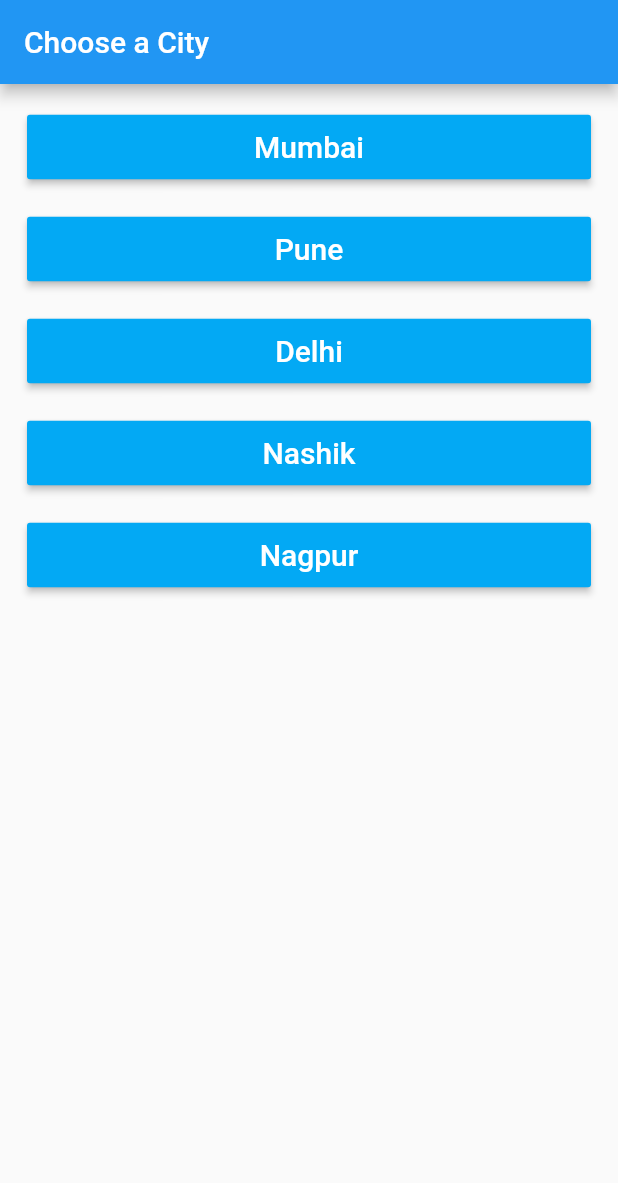
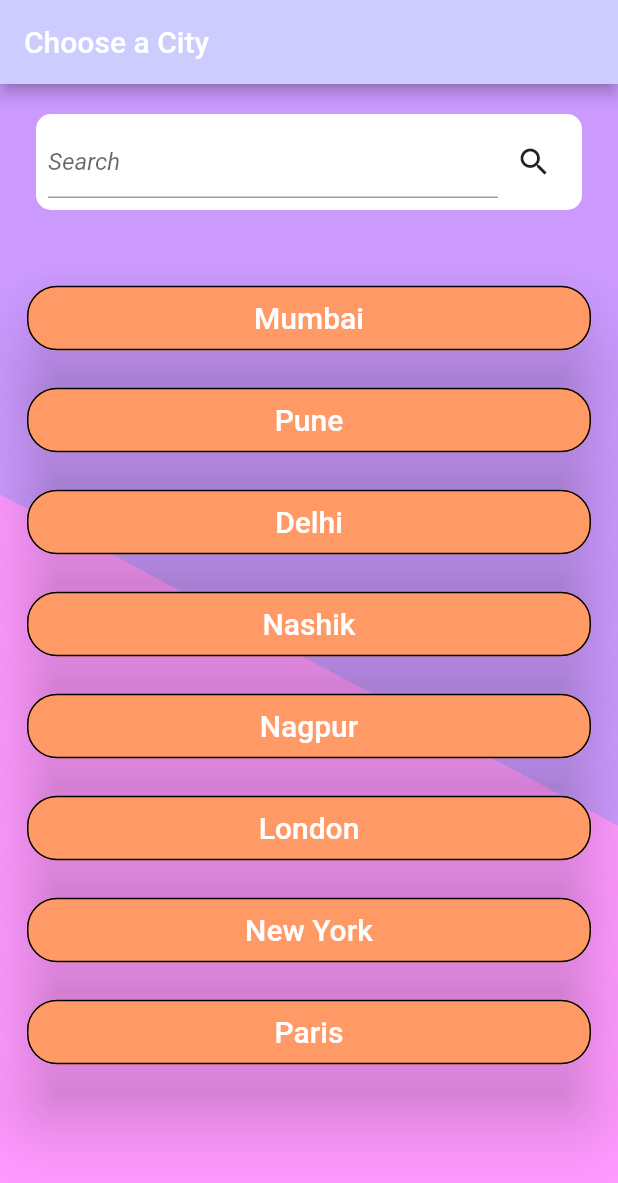
Before and after one commit to git-aditya-star/Weather-App, a Flutter app: the screen it shows after launch, on a phone screen of 412 x 824 dp. Shown: the top 1183 px of the screen. Run offline on Flutter 3.47's test engine with Material 2 defaults, Android fonts, the phone set to English and light mode, and no system bars; our stand-ins replace font_awesome_flutter.

Commit message:
changed ui

```diff
--- /dev/null
+++ b/lib/home.dart
@@ -0,0 +1,122 @@
+import 'package:flutter/material.dart';
+
+import 'WeatherPage.dart';
+
+class Home extends StatefulWidget {
+  @override
+  _HomeState createState() => _HomeState();
+}
+
+class _HomeState extends State<Home> {
+  final List<String> cities = <String>[
+    'Mumbai',
+    'Pune',
+    'Delhi',
+    'Nashik',
+    'Nagpur',
+    'London',
+    'New York',
+    'Paris'
+  ];
+
+  String city;
+
+  final searchController = TextEditingController();
+
+  @override
+  void dispose() {
+    searchController.dispose();
+    super.dispose();
+  }
+
+  @override
+  Widget build(BuildContext context) {
+    return Scaffold(
+      appBar: AppBar(
+        backgroundColor: Color(0xFFccccff),
+        title: Text("Choose a City"),
+      ),
+      body: Container(
+        decoration: BoxDecoration(
+            gradient: LinearGradient(
+                begin: Alignment.topRight,
+                end: Alignment.bottomLeft,
+                stops: [0.5, 0.5],
+                colors: [Color(0xFFcc99ff), Color(0xFFff99ff)])),
+        child: Column(
+          children: [
+            Container(
+                padding: EdgeInsets.fromLTRB(24, 20, 24, 10),
+                child: Container(
+                  decoration: BoxDecoration(
+                    borderRadius: BorderRadius.circular(10),
+                    color: Colors.white,
+                  ),
+                  child: Padding(
+                    padding: const EdgeInsets.all(8.0),
+                    child: Row(
+                      children: [
+                        Expanded(
+                          child: TextField(
+                            controller: searchController,
+                            decoration: InputDecoration(
+                                hintText: "Search",
+                                hintStyle:
+                                    TextStyle(fontStyle: FontStyle.italic)),
+                          ),
+                        ),
+                        IconButton(
+                          icon: Icon(Icons.search),
+                          onPressed: () {
+                            Navigator.of(context)
+                                .push(MaterialPageRoute(builder: (context) {
+                              return WeatherPage(city: searchController.text);
+                            })).then((value) => searchController.clear());
+                          },
+                        ),
+                      ],
+                    ),
+                  ),
+                )),
+            SizedBox(
+              height: 20,
+            ),
+            Expanded(
+              child: ListView.builder(
+                padding: const EdgeInsets.all(8),
+                itemCount: cities.length,
+                itemBuilder: (context, index) {
+                  return Padding(
+                    padding: const EdgeInsets.fromLTRB(10, 10, 10, 10),
+                    child: Container(
+                      child: RaisedButton(
+                        elevation: 20,
+                        shape: RoundedRectangleBorder(
+                            borderRadius: BorderRadius.circular(20),
+                            side: BorderSide(color: Colors.black)),
+                        onPressed: () {
+                          Navigator.of(context)
+                              .push(MaterialPageRoute(builder: (context) {
+                            return WeatherPage(city: '${cities[index]}');
+                          }));
+                        },
+                        child: Padding(
+                          padding: const EdgeInsets.all(10.0),
+                          child: Text(
+                            '${cities[index]}',
+                            style: TextStyle(color: Colors.white, fontSize: 20),
+                          ),
+                        ),
+                        color: Color(0xFFff9966),
+                      ),
+                    ),
+                  );
+                },
+              ),
+            ),
+          ],
+        ),
+      ),
+    );
+  }
+}
--- a/lib/main.dart
+++ b/lib/main.dart
@@ -1,56 +1,14 @@
 import 'package:flutter/material.dart';
-import 'package:weather_app/WeatherPage.dart';
+
+import 'package:weather_app/home.dart';
 
 void main() {
-  runApp(MaterialApp(
-    title: "Weather App",
-    home: Home(),
-  ));
+  runApp(
+    MaterialApp(
+      debugShowCheckedModeBanner: false,
+      title: "Weather App",
+      theme: ThemeData(primarySwatch: Colors.blue),
+      home: Home(),
+    ),
+  );
 }
-
-class Home extends StatelessWidget {
-  final List<String> cities = <String>[
-    'Mumbai',
-    'Pune',
-    'Delhi',
-    'Nashik',
-    'Nagpur'
-  ];
-  String city;
-
-  @override
-  Widget build(BuildContext context) {
-    return Scaffold(
-      appBar: AppBar(
-        title: Text("Choose a City"),
-      ),
-      body: ListView.builder(
-        padding: const EdgeInsets.all(8),
-        itemCount: cities.length,
-        itemBuilder: (context, index) {
-          return Padding(
-            padding: const EdgeInsets.fromLTRB(10, 10, 10, 10),
-            child: Container(
-              child: RaisedButton(
-                onPressed: () {
-                  Navigator.of(context)
-                      .push(MaterialPageRoute(builder: (context) {
-                    return WeatherPage(city: '${cities[index]}');
-                  }));
-                },
-                child: Padding(
-                  padding: const EdgeInsets.all(10.0),
-                  child: Text(
-                    '${cities[index]}',
-                    style: TextStyle(color: Colors.white, fontSize: 20),
-                  ),
-                ),
-                color: Colors.lightBlue,
-              ),
-            ),
-          );
-        },
-      ),
-    );
-  }
-}
```
Also changed, not shown: lib/WeatherPage.dart (+9 -2 lines).
